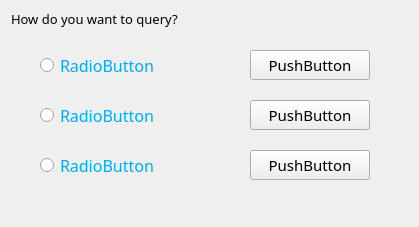
Qt form flight_inquiry.ui (Aloereed/Flightman_Client_DATA130039) before a commit.
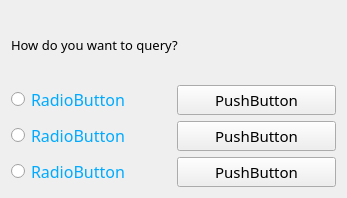
The same form after that commit.

```diff
--- a/flight_inquiry.ui
+++ b/flight_inquiry.ui
@@ -6,22 +6,37 @@
    <rect>
     <x>0</x>
     <y>0</y>
-    <width>419</width>
-    <height>227</height>
+    <width>347</width>
+    <height>198</height>
    </rect>
   </property>
   <property name="windowTitle">
    <string>Form</string>
   </property>
+  <layout class="QGridLayout" name="gridLayout_2">
+   <item row="1" column="0">
+    <layout class="QGridLayout" name="gridLayout">
+     <item row="2" column="0">
+      <layout class="QHBoxLayout" name="horizontalLayout_3">
+       <item>
+        <widget class="QRadioButton" name="FlightIDradioButton">
+         <property name="font">
+          <font>
+           <family>Yu Gothic UI Semilight</family>
+           <pointsize>12</pointsize>
+          </font>
+         </property>
+         <property name="styleSheet">
+          <string notr="true">QRadioButton{color: rgb(0, 170, 255);}
+</string>
+         </property>
+         <property name="text">
+          <string>RadioButton</string>
+         </property>
+        </widget>
+       </item>
+       <item>
   <widget class="QPushButton" name="CancelpushButton">
-   <property name="geometry">
-    <rect>
-     <x>250</x>
-     <y>150</y>
-     <width>120</width>
-     <height>30</height>
-    </rect>
-   </property>
    <property name="font">
     <font>
      <family>Yu Gothic UI Semilight</family>
@@ -32,53 +47,13 @@
     <string>PushButton</string>
    </property>
   </widget>
-  <widget class="QPushButton" name="QuerypushButton">
-   <property name="geometry">
-    <rect>
-     <x>250</x>
-     <y>50</y>
-     <width>120</width>
-     <height>30</height>
-    </rect>
-   </property>
-   <property name="font">
-    <font>
-     <family>Yu Gothic UI Semilight</family>
-     <pointsize>11</pointsize>
-    </font>
-   </property>
-   <property name="text">
-    <string>PushButton</string>
-   </property>
-  </widget>
-  <widget class="QPushButton" name="BackpushButton">
-   <property name="geometry">
-    <rect>
-     <x>250</x>
-     <y>100</y>
-     <width>120</width>
-     <height>30</height>
-    </rect>
-   </property>
-   <property name="font">
-    <font>
-     <family>Yu Gothic UI Semilight</family>
-     <pointsize>11</pointsize>
-    </font>
-   </property>
-   <property name="text">
-    <string>PushButton</string>
-   </property>
-  </widget>
+       </item>
+      </layout>
+     </item>
+     <item row="0" column="0">
+      <layout class="QHBoxLayout" name="horizontalLayout">
+       <item>
   <widget class="QRadioButton" name="CitysDate_radioButton">
-   <property name="geometry">
-    <rect>
-     <x>40</x>
-     <y>50</y>
-     <width>120</width>
-     <height>30</height>
-    </rect>
-   </property>
    <property name="font">
     <font>
      <family>Yu Gothic UI Semilight</family>
@@ -93,38 +68,26 @@
     <string>RadioButton</string>
    </property>
   </widget>
-  <widget class="QRadioButton" name="FlightIDradioButton">
-   <property name="geometry">
-    <rect>
-     <x>40</x>
-     <y>150</y>
-     <width>120</width>
-     <height>30</height>
-    </rect>
-   </property>
+       </item>
+       <item>
+        <widget class="QPushButton" name="QuerypushButton">
    <property name="font">
     <font>
      <family>Yu Gothic UI Semilight</family>
-     <pointsize>12</pointsize>
-    </font>
-   </property>
-   <property name="styleSheet">
-    <string notr="true">QRadioButton{color: rgb(0, 170, 255);}
-</string>
-   </property>
+           <pointsize>11</pointsize>
+          </font>
+         </property>
    <property name="text">
-    <string>RadioButton</string>
-   </property>
-  </widget>
+          <string>PushButton</string>
+         </property>
+        </widget>
+       </item>
+      </layout>
+     </item>
+     <item row="1" column="0">
+      <layout class="QHBoxLayout" name="horizontalLayout_2">
+       <item>
   <widget class="QRadioButton" name="CitysradioButton">
-   <property name="geometry">
-    <rect>
-     <x>40</x>
-     <y>100</y>
-     <width>120</width>
-     <height>30</height>
-    </rect>
-   </property>
    <property name="font">
     <font>
      <family>Yu Gothic UI Semilight</family>
@@ -139,15 +102,28 @@
     <string>RadioButton</string>
    </property>
   </widget>
+       </item>
+       <item>
+        <widget class="QPushButton" name="BackpushButton">
+         <property name="font">
+          <font>
+           <family>Yu Gothic UI Semilight</family>
+           <pointsize>11</pointsize>
+          </font>
+         </property>
+         <property name="text">
+          <string>PushButton</string>
+         </property>
+        </widget>
+       </item>
+      </layout>
+     </item>
+    </layout>
+   </item>
+   <item row="0" column="0">
+    <layout class="QHBoxLayout" name="horizontalLayout_4">
+     <item>
   <widget class="QLabel" name="hint_label">
-   <property name="geometry">
-    <rect>
-     <x>11</x>
-     <y>11</y>
-     <width>231</width>
-     <height>16</height>
-    </rect>
-   </property>
    <property name="font">
     <font>
      <family>Yu Gothic UI Semilight</family>
@@ -158,13 +134,23 @@
     <string>How do you want to query?</string>
    </property>
   </widget>
-  <zorder>hint_label</zorder>
-  <zorder>QuerypushButton</zorder>
-  <zorder>CancelpushButton</zorder>
-  <zorder>BackpushButton</zorder>
-  <zorder>CitysDate_radioButton</zorder>
-  <zorder>FlightIDradioButton</zorder>
-  <zorder>CitysradioButton</zorder>
+     </item>
+     <item>
+      <spacer name="horizontalSpacer">
+       <property name="orientation">
+        <enum>Qt::Horizontal</enum>
+       </property>
+       <property name="sizeHint" stdset="0">
+        <size>
+         <width>40</width>
+         <height>20</height>
+        </size>
+       </property>
+      </spacer>
+     </item>
+    </layout>
+   </item>
+  </layout>
  </widget>
  <resources/>
  <connections/>
```
Left out of the diff: 2 changed lines with no effect on the pictures. Lines whose indentation alone changed are shown as unchanged.
